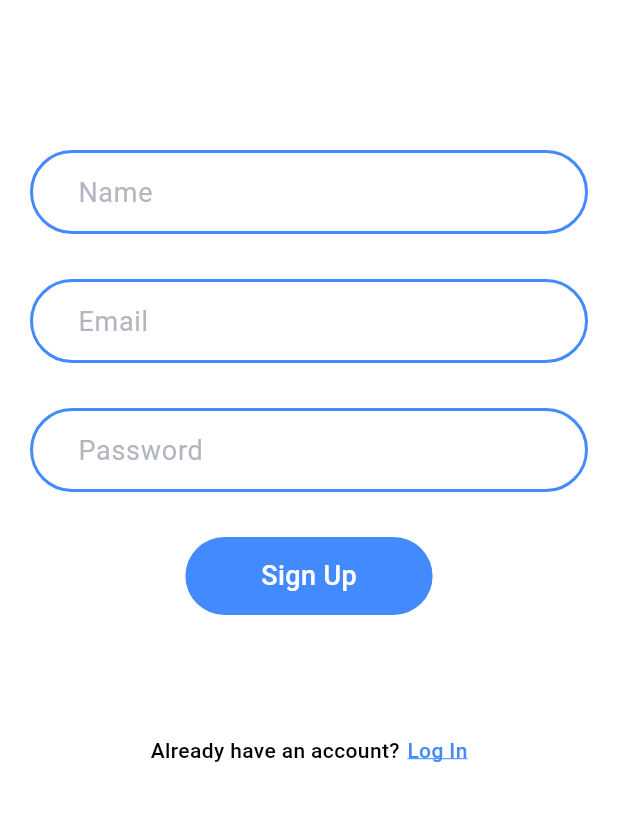
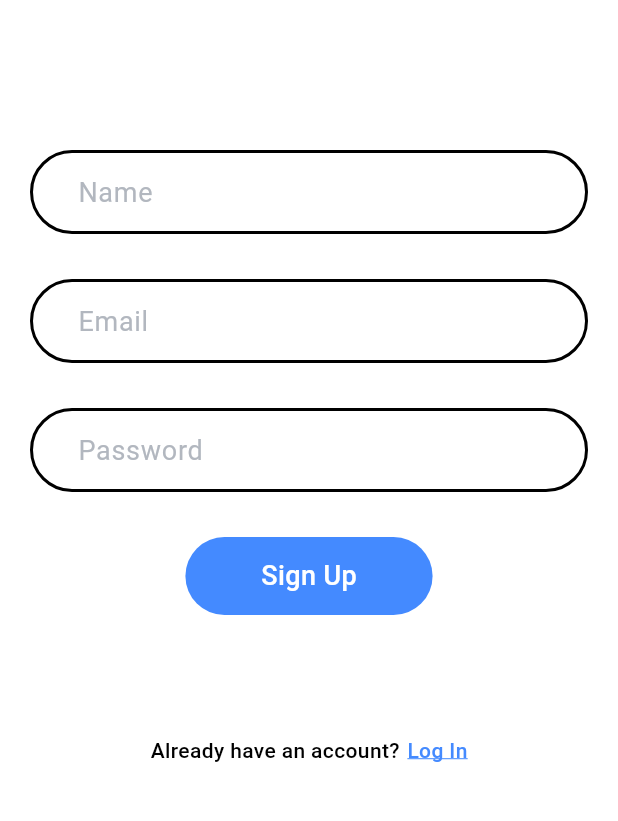
Before and after one commit to eziraa/technews, a Flutter app: the screen it shows after launch, after a tap on "Log In", after a tap on "Sign Up", on a phone screen of 412 x 824 dp, the part 195-1016 px from its top. Run offline on Flutter 3.47's test engine with Material 3 defaults, Android fonts, the phone set to English and light mode, and no system bars; our stand-ins replace cached_network_image, cloud_firestore, firebase_auth, firebase_core, flutter_vector_icons, font_awesome_flutter and 2 more; missing offline and left inert: flutter_share_me; accounts and stored records are empty; network calls fail.

Commit message:
changed border color to black

```diff
--- a/lib/forgot_password.dart
+++ b/lib/forgot_password.dart
@@ -76,7 +76,7 @@ class _ForgotPasswordState extends State<ForgotPassword> {
                         margin: const EdgeInsets.all(20),
                         padding: const EdgeInsets.only(left: 10.0),
                         decoration: BoxDecoration(
-                          border: Border.all(color: Colors.blueAccent, width: 2.0),
+                          border: Border.all(color: Colors.black, width: 2.0),
                           borderRadius: BorderRadius.circular(30),
                         ),
                         child: TextFormField(
--- a/lib/login.dart
+++ b/lib/login.dart
@@ -63,7 +63,7 @@ class _LogInState extends State<LogIn> {
                             vertical: 2.0, horizontal: 30.0),
                         decoration: BoxDecoration(
                           border:
-                              Border.all(color: Colors.blueAccent, width: 2.0),
+                              Border.all(color: Colors.black, width: 2.0),
                           borderRadius: BorderRadius.circular(30),
                         ),
                         child: TextFormField(
@@ -91,7 +91,7 @@ class _LogInState extends State<LogIn> {
                             vertical: 2.0, horizontal: 30.0),
                         decoration: BoxDecoration(
                           border:
-                              Border.all(color: Colors.blueAccent, width: 2.0),
+                              Border.all(color: Colors.black, width: 2.0),
                           borderRadius: BorderRadius.circular(30),
                         ),
                         child: TextFormField(
--- a/lib/signup.dart
+++ b/lib/signup.dart
@@ -84,7 +84,7 @@ class _SignUpState extends State<SignUp> {
                             vertical: 2.0, horizontal: 30.0),
                         decoration: BoxDecoration(
                           border:
-                              Border.all(color: Colors.blueAccent, width: 2.0),
+                              Border.all(color: Colors.black, width: 2.0),
                           borderRadius: BorderRadius.circular(30),
                         ),
                         child: TextFormField(
@@ -110,7 +110,7 @@ class _SignUpState extends State<SignUp> {
                             vertical: 2.0, horizontal: 30.0),
                         decoration: BoxDecoration(
                           border:
-                              Border.all(color: Colors.blueAccent, width: 2.0),
+                              Border.all(color: Colors.black, width: 2.0),
                           borderRadius: BorderRadius.circular(30),
                         ),
                         child: TextFormField(
@@ -136,7 +136,7 @@ class _SignUpState extends State<SignUp> {
                             vertical: 2.0, horizontal: 30.0),
                         decoration: BoxDecoration(
                           border:
-                              Border.all(color: Colors.blueAccent, width: 2.0),
+                              Border.all(color: Colors.black, width: 2.0),
                           borderRadius: BorderRadius.circular(30),
                         ),
                         child: TextFormField(
```
